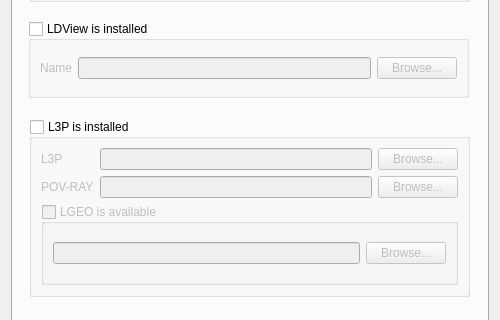
Before: the Qt Designer form mainApp/preferences.ui in trevorsandy/lpub3d, drawn with Qt 5; both pictures show x 0 to 500 and y 178 to 498 of the 500 by 607 pixel window.
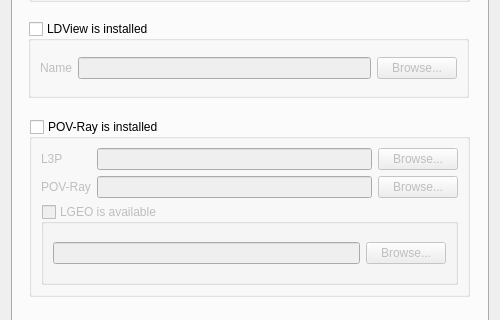
After: the same form once the commit is applied. The open tabs and pages were chosen to show the change.

What changed in the file:
```diff
--- a/mainApp/preferences.ui
+++ b/mainApp/preferences.ui
@@ -437,7 +437,7 @@
         </rect>
        </property>
        <property name="title">
-        <string>L3P is installed</string>
+        <string>POV-Ray is installed</string>
        </property>
        <property name="checkable">
         <bool>true</bool>
@@ -449,7 +449,7 @@
         <item row="1" column="0">
          <widget class="QLabel" name="label_3">
           <property name="text">
-           <string>POV-RAY</string>
+           <string>POV-Ray</string>
           </property>
          </widget>
         </item>
```
Left out of the diff: 6 changed lines with no effect on the pictures.
